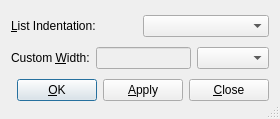
The window that src/frontends/qt4/ui/PrintNomenclUi.ui (cburschka/lyx) describes before a commit, drawn with Qt 5.
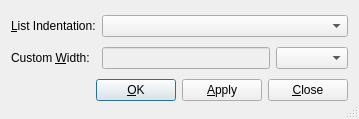
The same window after the commit. Custom widgets are drawn as their Qt base class.

Diff of the .ui file:
```diff
--- a/src/frontends/qt4/ui/PrintNomenclUi.ui
+++ b/src/frontends/qt4/ui/PrintNomenclUi.ui
@@ -17,8 +17,6 @@
   </property>
   <layout class="QGridLayout" name="gridLayout">
    <item row="0" column="0" colspan="2">
-    <layout class="QHBoxLayout" name="horizontalLayout_2">
-     <item>
       <widget class="QLabel" name="setWidthLA">
        <property name="toolTip">
         <string>Define hanging indentation/label length for the nomenclature list.</string>
@@ -31,18 +29,14 @@
        </property>
       </widget>
      </item>
-     <item>
+   <item row="0" column="2" colspan="2">
       <widget class="QComboBox" name="setWidthCO">
        <property name="toolTip">
         <string>Define hanging indentation/label length for the nomenclature list.</string>
        </property>
       </widget>
      </item>
-    </layout>
-   </item>
    <item row="1" column="0" colspan="2">
-    <layout class="QHBoxLayout" name="horizontalLayout">
-     <item>
       <widget class="QLabel" name="valueLA">
        <property name="text">
         <string>Custom &amp;Width:</string>
@@ -52,7 +46,7 @@
        </property>
       </widget>
      </item>
-     <item>
+   <item row="1" column="2">
       <widget class="QLineEdit" name="valueLE">
        <property name="enabled">
         <bool>false</bool>
@@ -62,11 +56,9 @@
        </property>
       </widget>
      </item>
-     <item>
+   <item row="1" column="3">
       <widget class="LengthCombo" name="unitLC"/>
      </item>
-    </layout>
-   </item>
    <item row="2" column="0">
     <spacer name="horizontalSpacer">
      <property name="orientation">
@@ -80,7 +72,7 @@
      </property>
     </spacer>
    </item>
-   <item row="2" column="1">
+   <item row="2" column="1" colspan="3">
     <layout class="QHBoxLayout">
      <item>
       <widget class="QPushButton" name="okPB">
```
Lines whose indentation alone changed are shown as unchanged.
